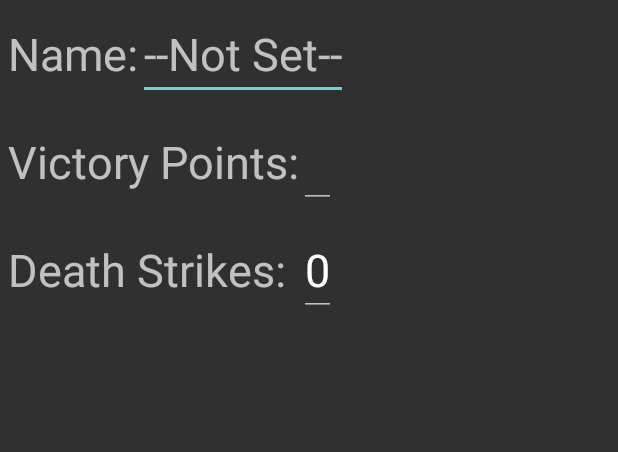
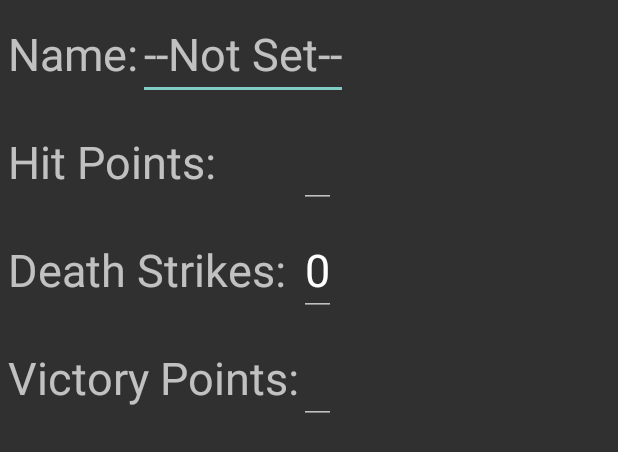
Before and after one commit to k-wiens/kamb, an Android app: the layout content_vp.xml on its own in the app's theme, with its tools: preview values and no code run, on a phone screen of 412 x 824 dp. Shown: the top 452 px of the screen. Run offline under Robolectric (Android 15) with nearby library versions, the phone set to English and light mode, and no system bars.

Commit message:
Fixed up hit points

```diff
--- a/app/src/main/java/turkeyworks/com/kamb/MainActivity.java
+++ b/app/src/main/java/turkeyworks/com/kamb/MainActivity.java
@@ -162,7 +162,8 @@ public class MainActivity extends AppCompatActivity {
         setTextViewValue(R.id.bogey2, sBogey2);
 
         setTextViewValue(R.id.name_value, "");
-        setTextViewValue(R.id.ds_value,   Integer.toString(iDeathStrikes));
+        setTextViewValue(R.id.ds_value, Integer.toString(iDeathStrikes));
+        setTextViewValue(R.id.hp_value, Integer.toString(hit_points));
 
         setTextViewValue(R.id.armour_value, armour);
         setTextViewValue(R.id.r_paw_value, right_paw);
--- a/app/src/main/res/layout/content_vp.xml
+++ b/app/src/main/res/layout/content_vp.xml
@@ -23,7 +23,7 @@
                 android:id="@+id/name_value"
                 android:layout_width="wrap_content"
                 android:layout_height="wrap_content"
-                android:inputType="text"
+                android:inputType="textFilter"
                 android:hint="@string/not_set"
                 android:textSize="30sp"/>
         </TableRow>
@@ -40,14 +40,13 @@
             android:padding="5dip" >
 
             <TextView
-                android:id="@+id/vp_title"
                 android:layout_width="wrap_content"
                 android:layout_height="wrap_content"
-                android:text="@string/victory_points"
+                android:text="@string/hit_points"
                 android:textSize="30sp"/>
 
             <EditText
-                android:id="@+id/vp_value"
+                android:id="@+id/hp_value"
                 android:layout_width="wrap_content"
                 android:layout_height="wrap_content"
                 android:inputType="number"
@@ -61,7 +60,6 @@
             android:padding="5dip" >
 
             <TextView
-                android:id="@+id/ds_title"
                 android:layout_width="wrap_content"
                 android:layout_height="wrap_content"
                 android:text="@string/death_strikes"
@@ -75,5 +73,25 @@
                 android:text="@string/zero"
                 android:textSize="30sp"/>
         </TableRow>
+
+        <!-- 2 columns -->
+        <TableRow
+            android:layout_width="wrap_content"
+            android:layout_height="wrap_content"
+            android:padding="5dip" >
+
+            <TextView
+                android:layout_width="wrap_content"
+                android:layout_height="wrap_content"
+                android:text="@string/victory_points"
+                android:textSize="30sp"/>
+
+            <EditText
+                android:id="@+id/vp_value"
+                android:layout_width="wrap_content"
+                android:layout_height="wrap_content"
+                android:inputType="number"
+                android:textSize="30sp"/>
+        </TableRow>
     </TableLayout>
 </LinearLayout>
--- a/app/src/main/res/values/strings.xml
+++ b/app/src/main/res/values/strings.xml
@@ -28,6 +28,7 @@
     <string name="skills">Skills</string>
 
     <string name="name">Name:</string>
+    <string name="hit_points">Hit Points:</string>
     <string name="victory_points">Victory Points:</string>
     <string name="death_strikes">Death Strikes:</string>
 
```
